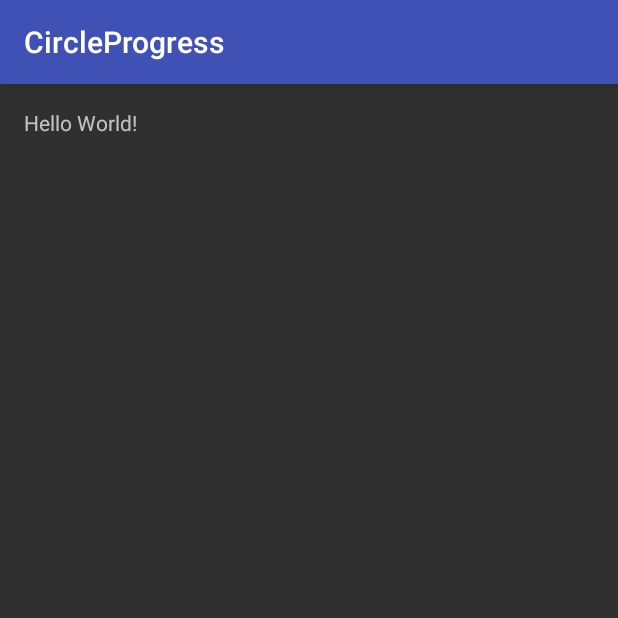
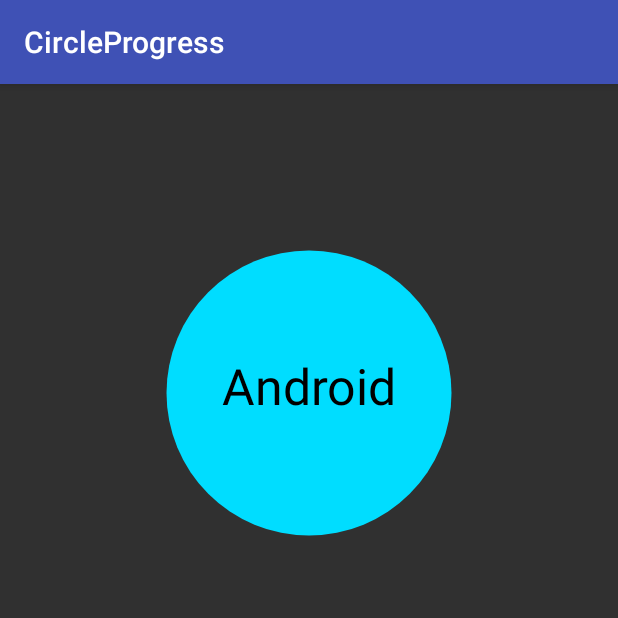
Before and after one commit to crystalDf/Legend-of-Heroes-Chapter-03-CircleProgress, an Android app: the screen it shows after launch (MainActivity), on a phone screen of 412 x 824 dp, the top half of it. Run offline under Robolectric (Android 15) with nearby library versions, the phone set to English and light mode, and no system bars.

Commit message:
Chapter 03 CircleProgress

```diff
--- a/app/src/main/res/layout/activity_main.xml
+++ b/app/src/main/res/layout/activity_main.xml
@@ -11,8 +11,8 @@
     android:paddingTop="@dimen/activity_vertical_margin"
     tools:context="com.star.circleprogress.MainActivity">
 
-    <TextView
-        android:layout_width="wrap_content"
-        android:layout_height="wrap_content"
-        android:text="Hello World!"/>
+    <com.star.circleprogress.CircleProgressView
+        android:layout_width="match_parent"
+        android:layout_height="match_parent"/>
+
 </RelativeLayout>
```
